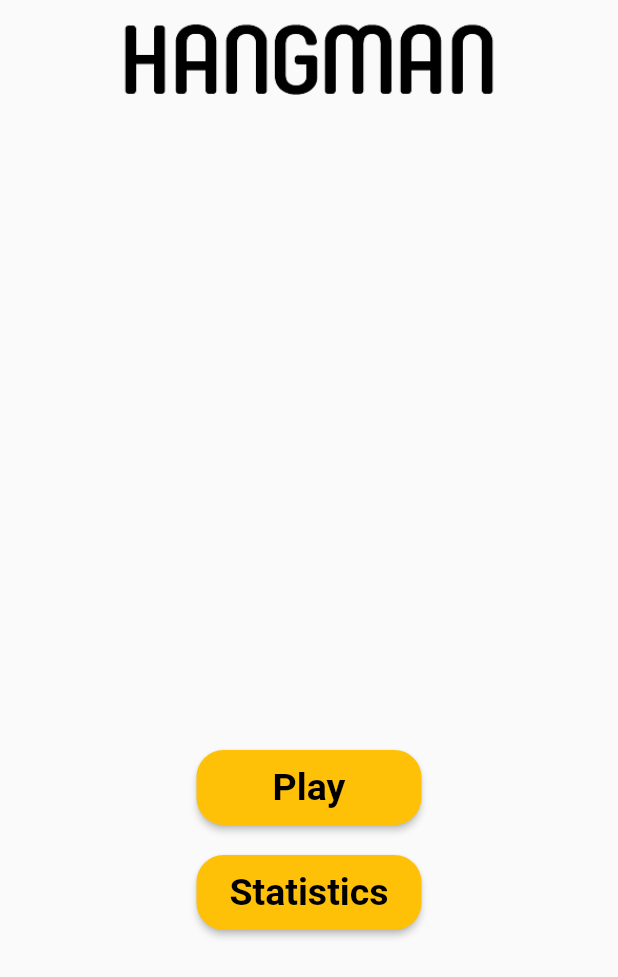
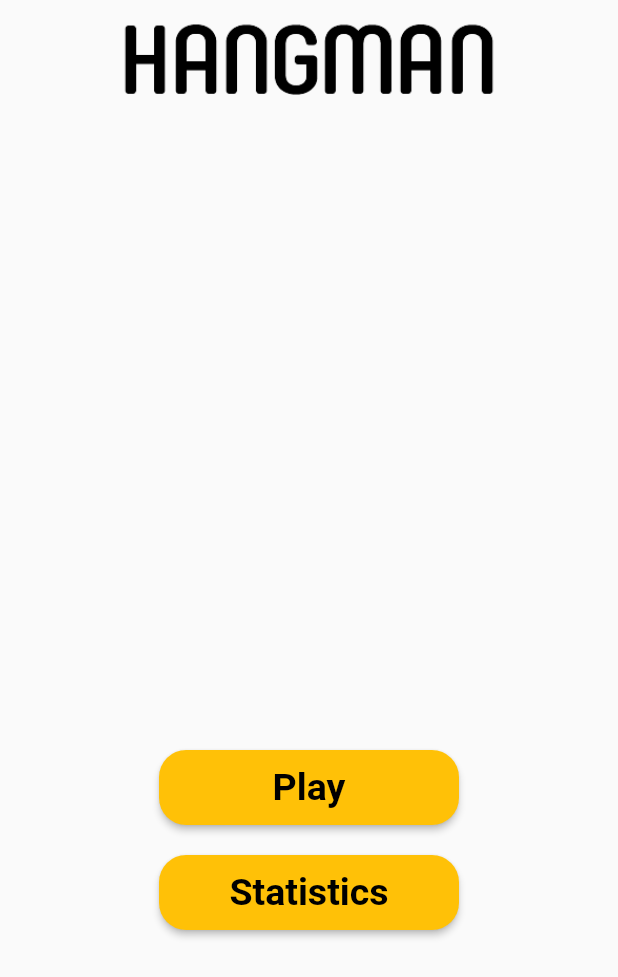
Before and after one commit to strathdeek/hangman, a Flutter app: the screen it shows after launch, on a phone screen of 412 x 824 dp. Shown: the top 977 px of the screen. Run offline on Flutter 3.47's test engine with Material 2 defaults, Android fonts, the phone set to English and light mode, and no system bars; our stand-ins replace bloc, equatable, fl_chart, flutter_bloc, get_it, hive and 1 more; missing offline and left inert: keyboard_visibility; accounts and stored records are empty; generated files the repository leaves out were written again; project files that could hold a hidden picture were left out.

```diff
--- a/lib/screens/game_page.dart
+++ b/lib/screens/game_page.dart
@@ -90,7 +90,6 @@ class _GamePageState extends State<GamePage> {
         _errorText =
             "'${_currentGuess.toUpperCase()}' has already been guessed.";
       });
-      guessFocusNode.requestFocus();
       return;
     }
     var newTargetWord = await getIt<HangmanService>().getNewWord(
--- a/lib/screens/main_page.dart
+++ b/lib/screens/main_page.dart
@@ -47,13 +47,13 @@ class _MainPageState extends State<MainPage> {
                 left: (screenWidth / 2) - 125,
               ),
               Positioned(
-                left: (screenWidth / 2) - 75,
+                left: (screenWidth / 2) - 100,
                 top: 500,
                 child: Column(
                   mainAxisAlignment: MainAxisAlignment.center,
                   children: [
                     Container(
-                      width: 150,
+                      width: 200,
                       height: 50,
                       child: ElevatedButton(
                           onPressed: _navigateToStartGame,
@@ -73,7 +73,7 @@ class _MainPageState extends State<MainPage> {
                       height: 20,
                     ),
                     Container(
-                      width: 150,
+                      width: 200,
                       height: 50,
                       child: ElevatedButton(
                           onPressed: _navigateToStatistics,
--- a/pubspec.yaml
+++ b/pubspec.yaml
@@ -44,7 +44,8 @@ dev_dependencies:
   mockito: ^5.0.4
 
 flutter_icons:
-  image_path: "assets/images/gallows.png"
+  image_path: "assets/images/icon.png"
+  remove_alpha_ios: true
   android: true
   ios: true
 
@@ -52,4 +53,5 @@ flutter:
   uses-material-design: true
   assets:
     - assets/images/gallows.png
+    - assets/images/icon.png
     - assets/dictionary/google-10000-english.txt
```
Also changed, not shown: assets/images/icon.png (added), 21 other files.
